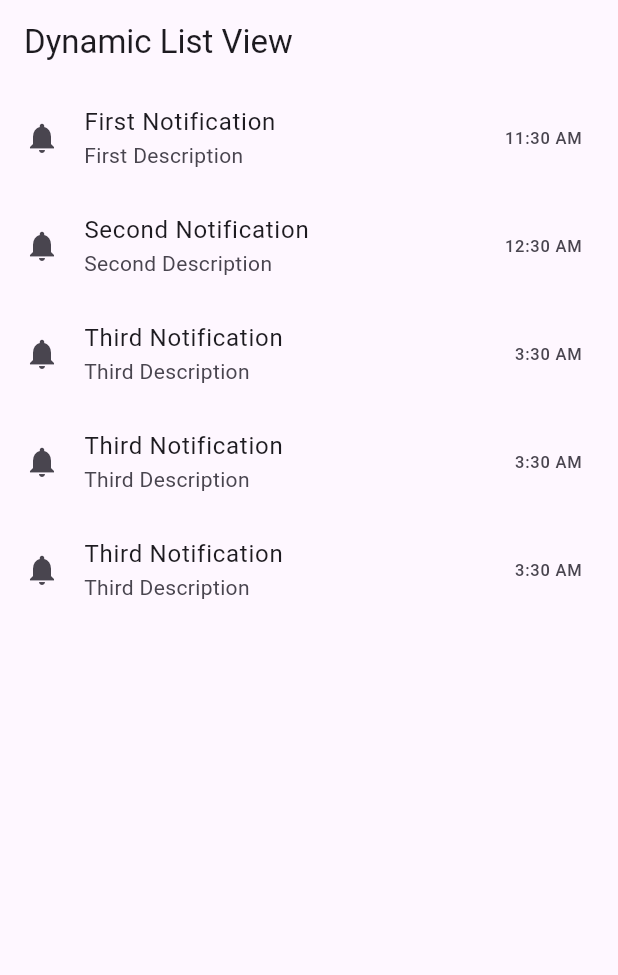
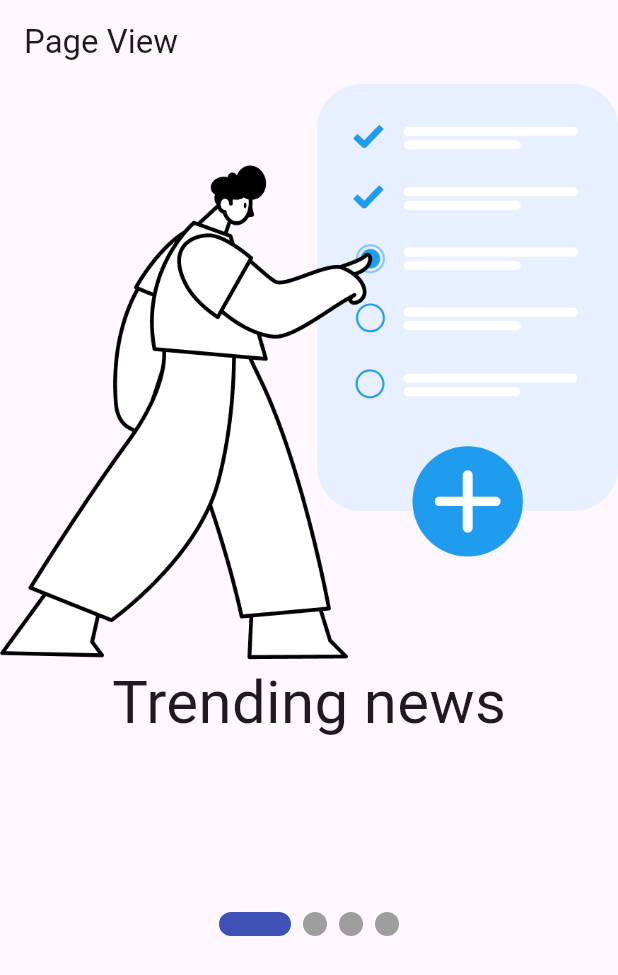
Before and after one commit to MuhammadAliKust/Haseeb-Project, a Flutter app: the screen it shows after launch, on a phone screen of 412 x 824 dp. Shown: the top 975 px of the screen. Run offline on Flutter 3.47's test engine with Material 3 defaults, Android fonts, the phone set to English and light mode, and no system bars; drawn by our look-alikes of smooth_page_indicator; our stand-ins replace string_validator.

Commit message:
Dynamic Page View Done

```diff
--- a/lib/main.dart
+++ b/lib/main.dart
@@ -1,4 +1,5 @@
 import 'package:flutter/material.dart';
+import 'package:haseeb_project/page_view.dart';
 import 'package:haseeb_project/single_selection.dart';
 
 import 'dynamic_list_view.dart';
@@ -16,7 +17,7 @@
   @override
   Widget build(BuildContext context) {
     return MaterialApp(
-      home: DynamicListView(),
+      home: PageViewDemo(),
       // home: Scaffold(
       //   appBar: AppBar(
       //     backgroundColor: Colors.blue,
--- /dev/null
+++ b/lib/models/onboarding.dart
@@ -0,0 +1,6 @@
+class OnBoardingModel{
+  final String title;
+  final String image;
+
+  OnBoardingModel({required this.title, required this.image});
+}
--- /dev/null
+++ b/lib/page_view.dart
@@ -0,0 +1,59 @@
+import 'package:flutter/material.dart';
+import 'package:haseeb_project/models/onboarding.dart';
+import 'package:smooth_page_indicator/smooth_page_indicator.dart';
+
+class PageViewDemo extends StatelessWidget {
+  PageViewDemo({super.key});
+
+  List<OnBoardingModel> onBoardingList = [
+    OnBoardingModel(title: 'Trending news', image: 'assets/images/Group.png'),
+    OnBoardingModel(
+      title: 'React,Save & Share News',
+      image: 'assets/images/Group-1.png',
+    ),
+    OnBoardingModel(
+      title: 'Video & live News From Youtube',
+      image: 'assets/images/Group-2.png',
+    ),
+    OnBoardingModel(
+      title: 'Browse News From Variety Of Categories',
+      image: 'assets/images/Group-3.png',
+    ),
+  ];
+
+  PageController controller = PageController();
+
+  @override
+  Widget build(BuildContext context) {
+    return Scaffold(
+      appBar: AppBar(title: Text("Page View")),
+      body: Column(
+        children: [
+
+          Expanded(
+            child: PageView.builder(
+              controller: controller,
+              itemCount: onBoardingList.length,
+              scrollDirection: Axis.horizontal,
+              itemBuilder: (context, i) {
+                return Column(
+                  children: [
+                    Image.asset(onBoardingList[i].image),
+                    Text(onBoardingList[i].title, style: TextStyle(fontSize: 40)),
+                  ],
+                );
+              },
+            ),
+          ),
+          SmoothPageIndicator(
+            controller: controller, // PageController
+            count: onBoardingList.length,
+            effect: ExpandingDotsEffect(), // your preferred effect
+            onDotClicked: (index) {},
+          ),
+          SizedBox(height: 200,)
+        ],
+      ),
+    );
+  }
+}
--- a/pubspec.yaml
+++ b/pubspec.yaml
@@ -35,6 +35,7 @@
   # Use with the CupertinoIcons class for iOS style icons.
   cupertino_icons: ^1.0.8
   string_validator: ^1.2.0
+  smooth_page_indicator: ^1.2.1
 
 dev_dependencies:
   flutter_test:
@@ -59,9 +60,8 @@
   uses-material-design: true
 
   # To add assets to your application, add an assets section, like this:
-  # assets:
-  #   - images/a_dot_burr.jpeg
-  #   - images/a_dot_ham.jpeg
+  assets:
+    - assets/images/
 
   # An image asset can refer to one or more resolution-specific "variants", see
   # https://flutter.dev/to/resolution-aware-images
```
Also changed, not shown: assets/images/Group-1.png (added), assets/images/Group-2.png (added), assets/images/Group-3.png (added), assets/images/Group.png (added), pubspec.lock.
